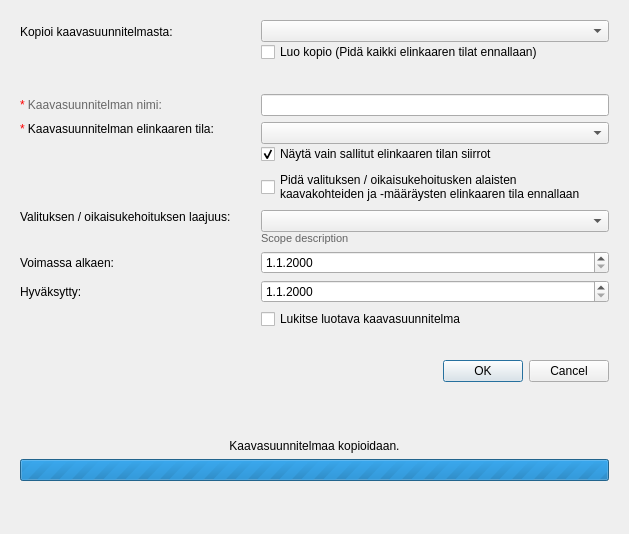
Before: the Qt Designer form arho_feature_template/gui/dialogs/new_plan_dialog.ui in GispoCoding/arho-qgis-plugin, drawn with Qt 5.
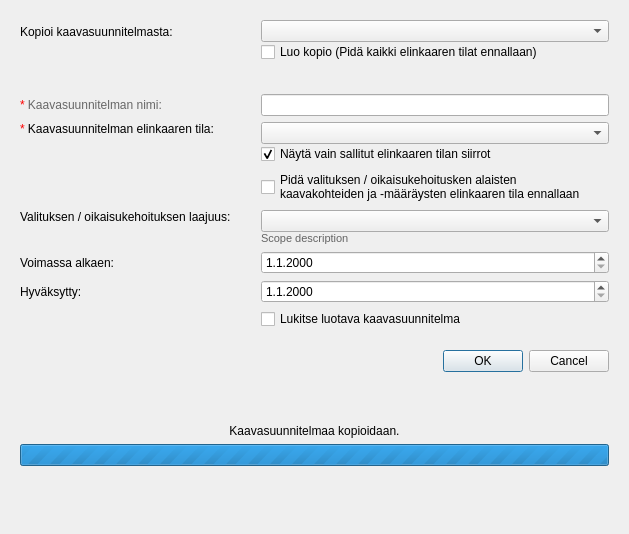
After: the same form once the commit is applied. Custom widgets are drawn as their Qt base class.

Commit message: Show the job status in the import, copy and post dialogs and keep them open while it runs

What changed in the file:
```diff
--- a/arho_feature_template/gui/dialogs/new_plan_dialog.ui
+++ b/arho_feature_template/gui/dialogs/new_plan_dialog.ui
@@ -344,6 +344,13 @@
         </property>
        </widget>
       </item>
+      <item>
+       <widget class="QLabel" name="label_job_status">
+        <property name="alignment">
+         <set>Qt::AlignCenter</set>
+        </property>
+       </widget>
+      </item>
       <item>
        <spacer name="verticalSpacer_2">
         <property name="orientation">
```
The commit also changes 10 other files.
